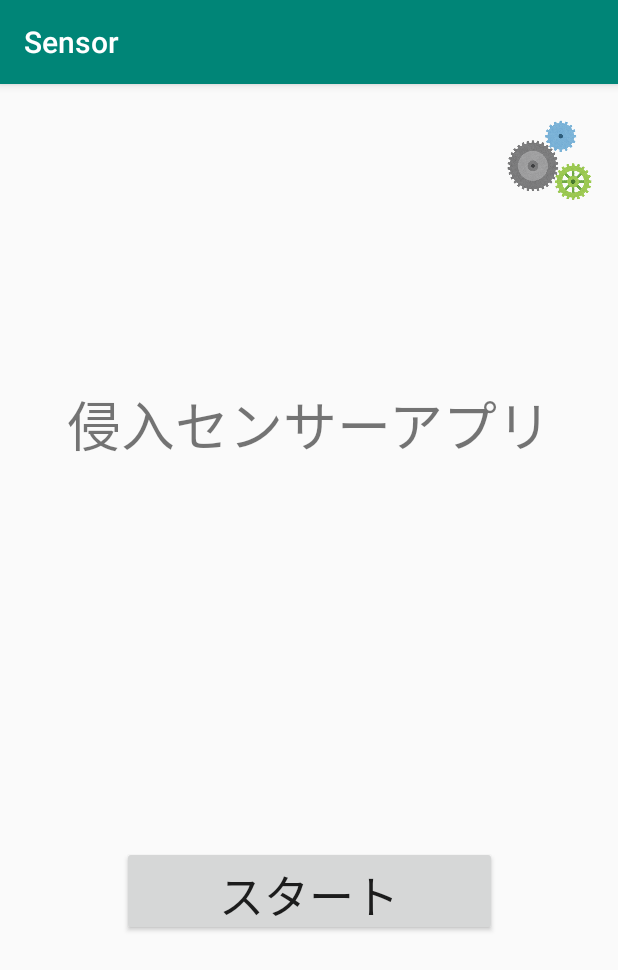
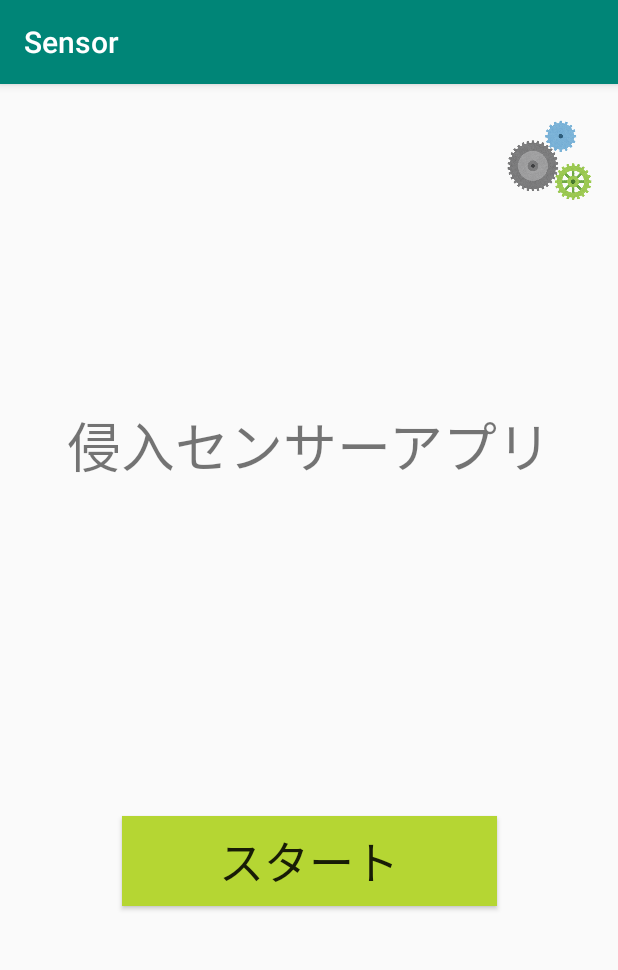
Before and after one commit to akkoIA/Sensor, an Android app: the screen it shows after launch (MainActivity), on a phone screen of 412 x 824 dp. Shown: the top 970 px of the screen. Run offline under Robolectric (Android 15) with nearby library versions, the phone set to English and light mode, and no system bars.

Commit message:
サイズ調整、色調整

```diff
--- a/app/src/main/res/layout/activity_main.xml
+++ b/app/src/main/res/layout/activity_main.xml
@@ -10,23 +10,25 @@
         android:id="@+id/button"
         android:layout_width="250dp"
         android:layout_height="60dp"
-        android:layout_marginBottom="200dp"
+        android:background="#B5D633"
         android:text="スタート"
         android:textSize="30sp"
         app:layout_constraintBottom_toBottomOf="parent"
         app:layout_constraintEnd_toEndOf="parent"
-        app:layout_constraintStart_toStartOf="parent" />
+        app:layout_constraintStart_toStartOf="parent"
+        app:layout_constraintTop_toBottomOf="@+id/textView" />
 
     <TextView
         android:id="@+id/textView"
         android:layout_width="wrap_content"
         android:layout_height="wrap_content"
-        android:layout_marginTop="200dp"
         android:text="侵入センサーアプリ"
         android:textSize="36sp"
+        app:layout_constraintBottom_toBottomOf="parent"
         app:layout_constraintEnd_toEndOf="parent"
         app:layout_constraintStart_toStartOf="parent"
-        app:layout_constraintTop_toTopOf="parent" />
+        app:layout_constraintTop_toTopOf="parent"
+        app:layout_constraintVertical_bias="0.3" />
 
     <ImageView
         android:id="@+id/imageView"
--- a/app/src/main/res/layout/activity_music.xml
+++ b/app/src/main/res/layout/activity_music.xml
@@ -21,9 +21,8 @@
     <RadioGroup
         android:layout_width="300dp"
         android:layout_height="300dp"
-        android:layout_marginStart="25dp"
-        android:layout_marginLeft="25dp"
-        android:layout_marginTop="100dp"
+        app:layout_constraintBottom_toTopOf="@+id/floatingActionButton4"
+        app:layout_constraintEnd_toEndOf="parent"
         app:layout_constraintStart_toStartOf="parent"
         app:layout_constraintTop_toTopOf="parent">
 
```
